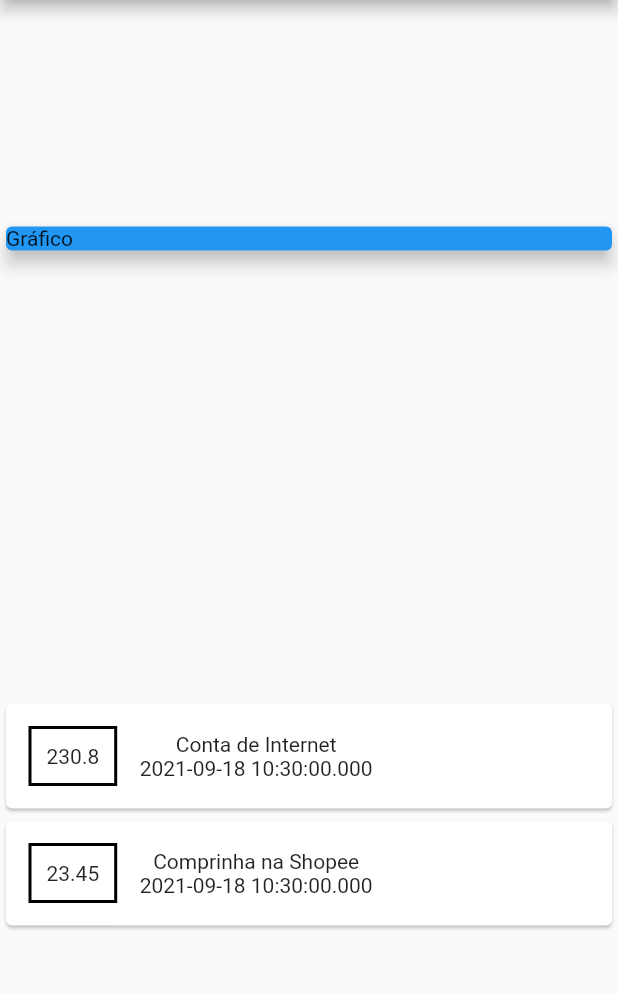
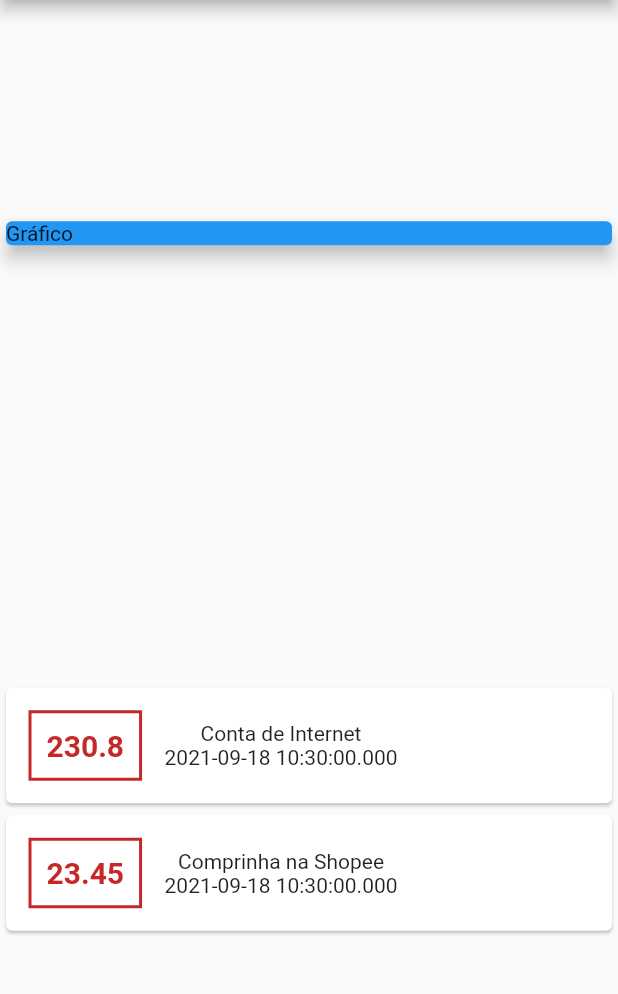
Before and after one commit to milenycgalvao/Despesas-app, a Flutter app: the screen it shows after launch, on a phone screen of 412 x 824 dp, the part 84-1078 px from its top. Run offline on Flutter 3.47's test engine with Material 2 defaults, Android fonts, the phone set to English and light mode, and no system bars.

Commit message:
estilo no texto do container

```diff
--- a/lib/main.dart
+++ b/lib/main.dart
@@ -55,11 +55,18 @@ class MyHomePage extends StatelessWidget {
                           EdgeInsets.symmetric(horizontal: 15, vertical: 15),
                       decoration: BoxDecoration(
                           border: Border.all(
-                        color: Colors.black,
+                        color: Colors.red.shade800,
                         width: 2,
                       )),
                       padding: EdgeInsets.all(10),
-                      child: Text(tr.value.toString()),
+                      child: Text(
+                        tr.value.toString(),
+                        style: TextStyle(
+                          fontWeight: FontWeight.bold,
+                          fontSize: 20,
+                          color: Colors.red.shade800,
+                        ),
+                      ),
                     ),
                     Column(
                       children: [
```
